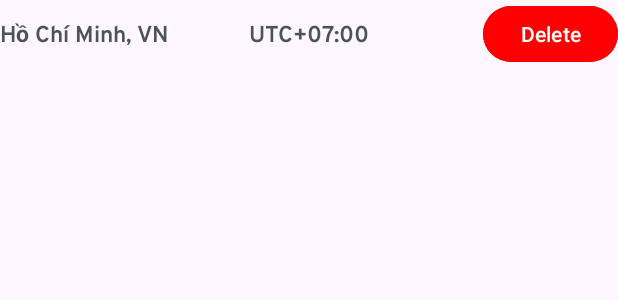
After one commit to hoductri-hcmutk19/Weather-App-MVP, an Android app: the layout layout_item_favorite.xml on its own in the app's theme, with its tools: preview values and no code run, on a phone screen of 412 x 824 dp. The commit adds this screen. Shown: the top 300 px of the screen. Run offline under Robolectric (Android 15) with nearby library versions, the phone set to English and light mode, and no system bars.

Commit message:
73536_temp

```diff
--- /dev/null
+++ b/app/src/main/res/layout/layout_item_favorite.xml
@@ -0,0 +1,45 @@
+<?xml version="1.0" encoding="utf-8"?>
+<androidx.constraintlayout.widget.ConstraintLayout
+    xmlns:android="http://schemas.android.com/apk/res/android"
+    xmlns:app="http://schemas.android.com/apk/res-auto"
+    xmlns:tools="http://schemas.android.com/tools"
+    android:layout_width="match_parent"
+    android:layout_height="wrap_content">
+
+    <TextView
+        android:id="@+id/textFavoriteLocation"
+        android:layout_width="wrap_content"
+        android:layout_height="wrap_content"
+        android:layout_gravity="left"
+        android:text="@string/ho_chi_minh_vn"
+        android:textColor="@color/textSecondary"
+        android:textSize="@dimen/sp_15"
+        android:fontFamily="@font/overpass_bold"
+        app:layout_constraintStart_toStartOf="parent"
+        app:layout_constraintTop_toTopOf="parent"
+        app:layout_constraintBottom_toBottomOf="parent"/>
+
+    <TextView
+        android:id="@+id/textGmtLocation"
+        android:layout_width="wrap_content"
+        android:layout_height="wrap_content"
+        android:layout_gravity="center"
+        android:text="UTC+07:00"
+        android:textColor="@color/textSecondary"
+        android:textSize="@dimen/sp_15"
+        android:fontFamily="@font/overpass_bold"
+        app:layout_constraintStart_toStartOf="parent"
+        app:layout_constraintEnd_toEndOf="parent"
+        app:layout_constraintTop_toTopOf="parent"
+        app:layout_constraintBottom_toBottomOf="parent"/>
+
+    <Button
+        android:id="@+id/buttonDelete"
+        android:layout_width="90dp"
+        android:layout_height="45dp"
+        android:backgroundTint= "@color/buttonDeleteBackground"
+        android:text="Delete"
+        app:layout_constraintTop_toTopOf="parent"
+        app:layout_constraintEnd_toEndOf="parent"/>
+
+</androidx.constraintlayout.widget.ConstraintLayout>
--- a/app/src/main/res/values/colors.xml
+++ b/app/src/main/res/values/colors.xml
@@ -13,6 +13,7 @@
     <color name="cardStroke">#D9D9D9</color>
     <color name="splashNavigationBar">#4A91FF</color>
     <color name="cardMapBackground">#8C73EF</color>
+    <color name="buttonDeleteBackground">#FF0000</color>
     <color name="cardBackgroundOpacity">#33FFFFFF</color>
     <color name="transparent">#00000000</color> <!-- Fully transparent -->
 </resources>
```
Also changed, not shown: app/src/main/res/layout/fragment_favorite.xml (added, +61 -0 lines).
